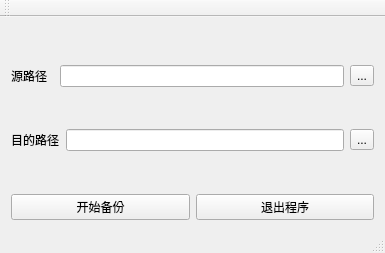
Before: the Qt Designer form src/any/QtProject/BackupSys/maindesktop.ui in wrestle/BackUpYourSelves, drawn with Qt 5.
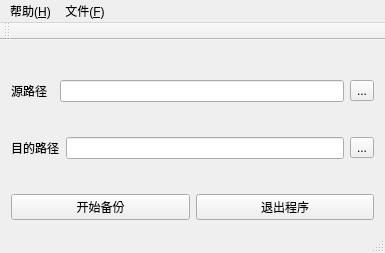
After: the same form once the commit is applied.

```diff
--- a/src/any/QtProject/BackupSys/maindesktop.ui
+++ b/src/any/QtProject/BackupSys/maindesktop.ui
@@ -133,9 +133,24 @@
      <x>0</x>
      <y>0</y>
      <width>385</width>
-     <height>23</height>
+     <height>27</height>
     </rect>
    </property>
+   <widget class="QMenu" name="menu">
+    <property name="title">
+     <string>帮助(&amp;H)</string>
+    </property>
+    <addaction name="aboutApp"/>
+   </widget>
+   <widget class="QMenu" name="menu_F">
+    <property name="title">
+     <string>文件(&amp;F)</string>
+    </property>
+    <addaction name="errorApp"/>
+    <addaction name="InfoApp"/>
+   </widget>
+   <addaction name="menu"/>
+   <addaction name="menu_F"/>
   </widget>
   <widget class="QToolBar" name="mainToolBar">
    <attribute name="toolBarArea">
```
Left out of the diff: 18 changed lines with no effect on the pictures.
